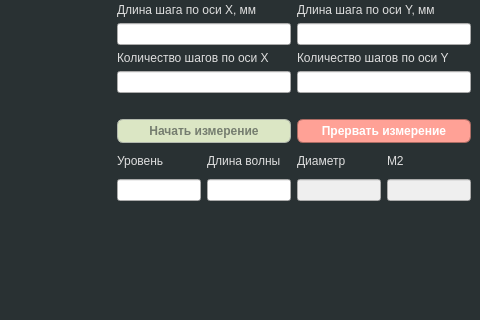
Before: the Qt Designer form main_window.ui in Anbionchik/beam_width_meter, drawn with Qt 5; both pictures show x 834 to 1314 and y 143 to 463 of the 1314 by 675 pixel window.
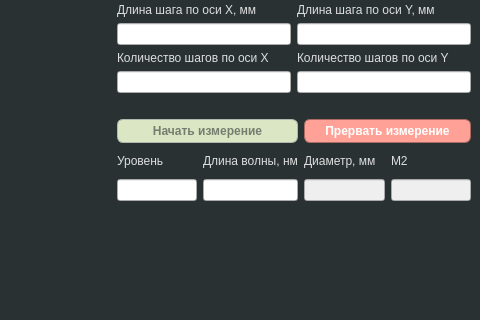
After: the same form once the commit is applied. Custom widgets are drawn as their Qt base class.

Commit message: Добавлены единицы измерения длины волны и диаметра пучка. Описал блок вычислений в инструкции

Diff of the .ui file:
```diff
--- a/main_window.ui
+++ b/main_window.ui
@@ -547,7 +547,7 @@
                  <string notr="true">color:#dedede</string>
                 </property>
                 <property name="text">
-                 <string>Диаметр</string>
+                 <string>Диаметр, мм</string>
                 </property>
                </widget>
               </item>
@@ -557,7 +557,7 @@
                  <string notr="true">color:#dedede</string>
                 </property>
                 <property name="text">
-                 <string>Длина волны</string>
+                 <string>Длина волны, нм</string>
                 </property>
                </widget>
               </item>
```
The commit also changes 4 other files.
